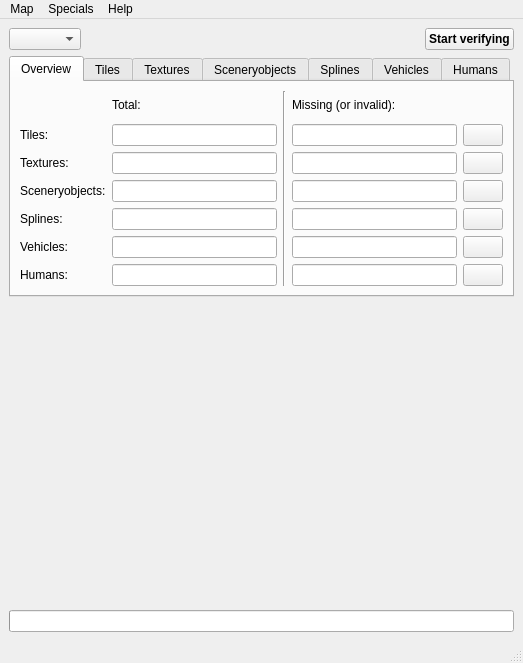
The window that OTModules/wVerifyMap/wverifymap.ui (pietr26/OMSI-Tools) describes before a commit, drawn with Qt 5.
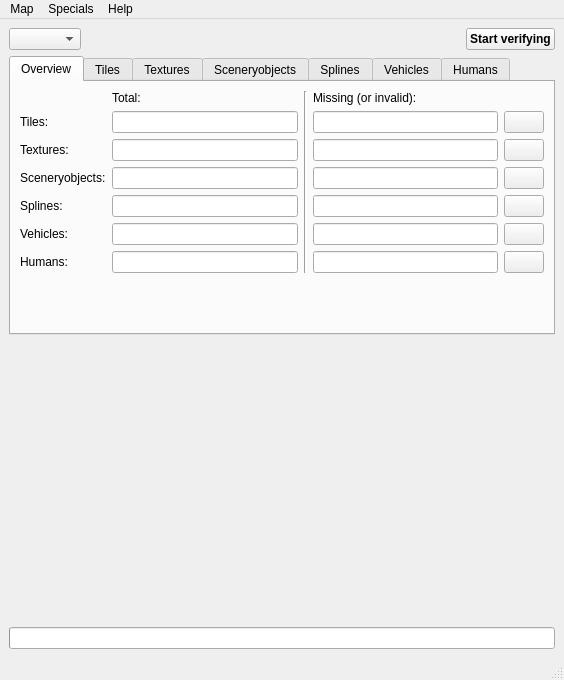
The same window after the commit. Icons and pictures are not drawn.

```diff
--- a/OTModules/wVerifyMap/wverifymap.ui
+++ b/OTModules/wVerifyMap/wverifymap.ui
@@ -9,8 +9,8 @@
    <rect>
     <x>0</x>
     <y>0</y>
-    <width>512</width>
-    <height>663</height>
+    <width>564</width>
+    <height>680</height>
    </rect>
   </property>
   <property name="windowTitle">
@@ -116,7 +116,7 @@
     <item>
      <widget class="QTabWidget" name="twgVerfying">
       <property name="sizePolicy">
-       <sizepolicy hsizetype="Expanding" vsizetype="Maximum">
+       <sizepolicy hsizetype="Minimum" vsizetype="Expanding">
         <horstretch>0</horstretch>
         <verstretch>0</verstretch>
        </sizepolicy>
@@ -523,6 +523,19 @@
           </item>
          </layout>
         </item>
+        <item>
+         <spacer name="verticalSpacer_2">
+          <property name="orientation">
+           <enum>Qt::Vertical</enum>
+          </property>
+          <property name="sizeHint" stdset="0">
+           <size>
+            <width>20</width>
+            <height>40</height>
+           </size>
+          </property>
+         </spacer>
+        </item>
        </layout>
       </widget>
       <widget class="QWidget" name="tabTiles">
@@ -1004,19 +1017,6 @@
       </widget>
      </widget>
     </item>
-    <item>
-     <spacer name="verticalSpacer">
-      <property name="orientation">
-       <enum>Qt::Vertical</enum>
-      </property>
-      <property name="sizeHint" stdset="0">
-       <size>
-        <width>20</width>
-        <height>40</height>
-       </size>
-      </property>
-     </spacer>
-    </item>
     <item>
      <widget class="QLabel" name="lblPicture">
       <property name="minimumSize">
@@ -1083,7 +1083,7 @@
     <rect>
      <x>0</x>
      <y>0</y>
-     <width>512</width>
+     <width>564</width>
      <height>21</height>
     </rect>
    </property>
```
